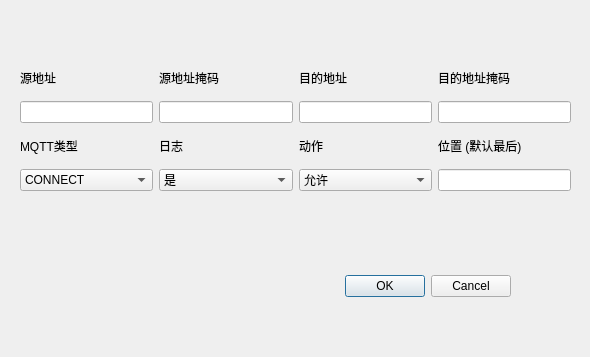
Old version of the form user/MQTT_Filter/commonruledialog.ui in the repository aimuller/mqtt_filter.
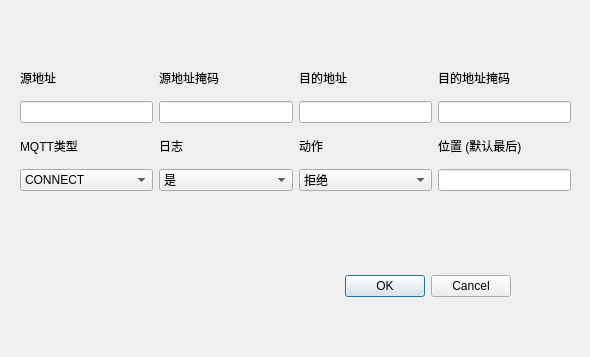
New version of the form.

The edit to the form file:
```diff
--- a/user/MQTT_Filter/commonruledialog.ui
+++ b/user/MQTT_Filter/commonruledialog.ui
@@ -43,7 +43,7 @@
      <widget class="QComboBox" name="comboBox_common_action">
       <item>
        <property name="text">
-        <string>允许</string>
+        <string>拒绝</string>
        </property>
       </item>
       <item>
```
Left out of the diff: 2 changed lines with no effect on the pictures.
